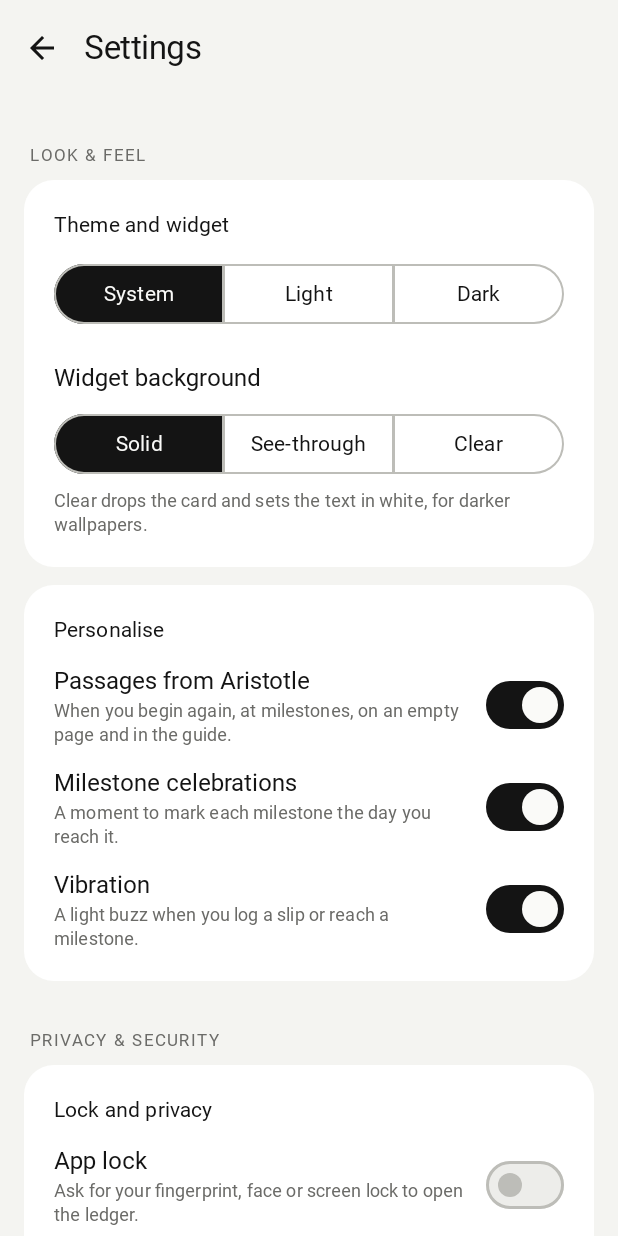
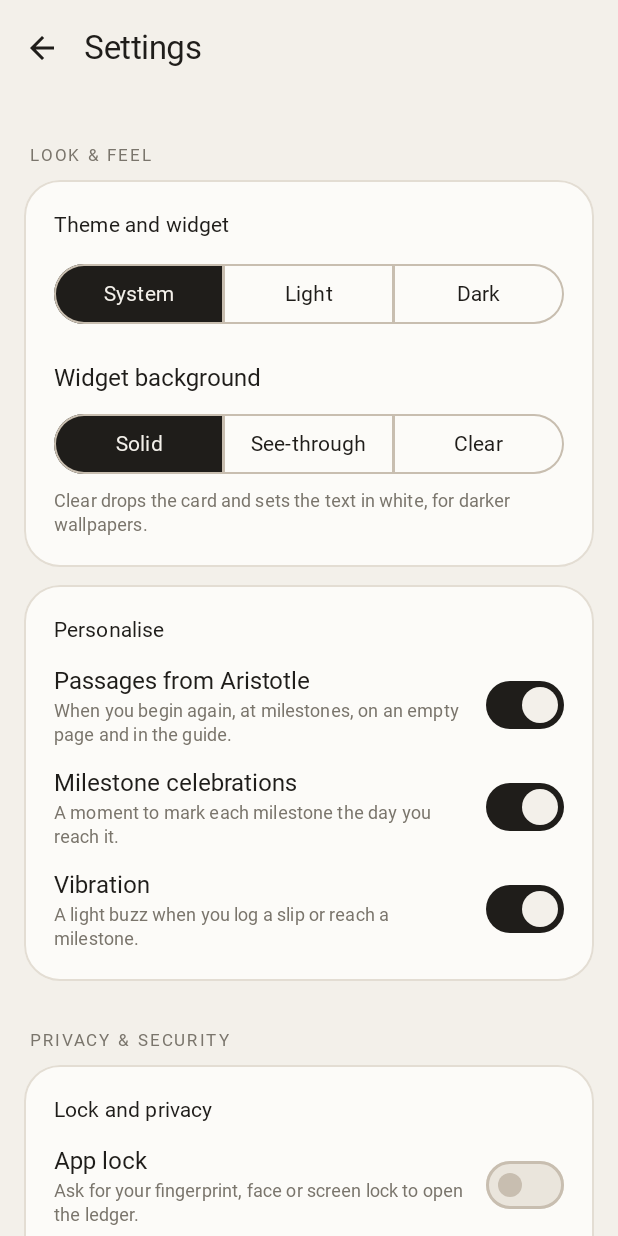
Before and after one commit to admintoolcrate/Stagira, an Android app built with Jetpack Compose: the screen it shows after launch (MainActivity), after a tap on "Settings", on a phone screen of 412 x 824 dp. Run offline under Robolectric (Android 15) with nearby library versions, the phone set to English and light mode, and no system bars; pictures from the network do not load; Roboto replaces fonts that are not available here; 3 statements that could not run were skipped; 2 other taps on this screen came first.

Commit message:
App in the website's colours: warm paper and ink, a muted gold for milestones [skip ci]
- Palette from stagira.toolcrate.cc in light and dark; quote marks in the
  site's mark colour.
- Cards with a hairline edge and 24dp corners; wider-tracked section labels.
- Milestones (home rows, goal page, the celebration) in gold.
- The empty page's headline in EB Garamond with a gold italic turn, like the
  site's hero.
- The year card on the site's dusk gradient, the same in light and dark.
- Widgets use the warm paper and ink.

Co-Authored-By: Claude Opus 5.5 <noreply@anthropic.com>
Claude-Session: https://claude.ai/code/session_01To1yBwK2qjbmJgLNeYtSLA

```diff
--- a/app/src/main/java/com/stagirite/ledger/ui/Components.kt
+++ b/app/src/main/java/com/stagirite/ledger/ui/Components.kt
@@ -1,4 +1,6 @@
 package com.stagirite.ledger.ui
+
+import androidx.compose.foundation.BorderStroke
 
 import androidx.compose.animation.core.Animatable
 import androidx.compose.animation.core.LinearEasing
@@ -121,7 +123,7 @@ fun ThinProgress(progress: Float, modifier: Modifier = Modifier) {
 fun SectionHeading(title: String, modifier: Modifier = Modifier) {
     Text(
         title.uppercase(),
-        style = MaterialTheme.typography.labelSmall.copy(letterSpacing = 1.4.sp),
+        style = MaterialTheme.typography.labelSmall.copy(letterSpacing = 1.8.sp),
         color = MaterialTheme.colorScheme.onSurfaceVariant,
         modifier = modifier
             .padding(start = 4.dp, bottom = 8.dp)
@@ -144,7 +146,7 @@ fun RollingNumber(value: Long, style: TextStyle, modifier: Modifier = Modifier)
     ) { n -> Text("$n", style = style) }
 }
 
-/** A flat, rounded panel that groups related content. */
+/** A soft panel with a hairline edge, like the website's cards, that groups related content. */
 @OptIn(ExperimentalFoundationApi::class)
 @Composable
 fun LedgerCard(
@@ -154,10 +156,11 @@ fun LedgerCard(
     padding: Dp = 20.dp,
     content: @Composable ColumnScope.() -> Unit,
 ) {
-    val shape = RoundedCornerShape(20.dp)
+    val shape = RoundedCornerShape(24.dp)
     val color = MaterialTheme.colorScheme.surfaceContainerLow
+    val edge = BorderStroke(1.dp, MaterialTheme.colorScheme.outlineVariant)
     if (onClick != null && onLongClick != null) {
-        Surface(modifier = modifier.fillMaxWidth(), shape = shape, color = color) {
+        Surface(modifier = modifier.fillMaxWidth(), shape = shape, color = color, border = edge) {
             Column(
                 Modifier
                     .combinedClickable(onClick = onClick, onLongClick = onLongClick)
@@ -166,11 +169,11 @@ fun LedgerCard(
             )
         }
     } else if (onClick != null) {
-        Surface(onClick = onClick, modifier = modifier.fillMaxWidth(), shape = shape, color = color) {
+        Surface(onClick = onClick, modifier = modifier.fillMaxWidth(), shape = shape, color = color, border = edge) {
             Column(Modifier.padding(padding), content = content)
         }
     } else {
-        Surface(modifier = modifier.fillMaxWidth(), shape = shape, color = color) {
+        Surface(modifier = modifier.fillMaxWidth(), shape = shape, color = color, border = edge) {
             Column(Modifier.padding(padding), content = content)
         }
     }
--- a/app/src/main/java/com/stagirite/ledger/ui/LedgerApp.kt
+++ b/app/src/main/java/com/stagirite/ledger/ui/LedgerApp.kt
@@ -620,7 +620,7 @@ private fun MilestoneDialog(goal: Goal, days: Long, onDismiss: () -> Unit) {
         onDismissRequest = onDismiss,
         title = {
             Column {
-                Text(plural(days, "day"), style = MaterialTheme.typography.displaySmall)
+                Text(plural(days, "day"), style = MaterialTheme.typography.displaySmall, color = MaterialTheme.colorScheme.tertiary)
                 Milestones.name(days, goal.currentStart)?.let {
                     Text(it, style = MaterialTheme.typography.labelLarge, color = MaterialTheme.colorScheme.onSurfaceVariant)
                 }
--- a/app/src/main/java/com/stagirite/ledger/ui/Theme.kt
+++ b/app/src/main/java/com/stagirite/ledger/ui/Theme.kt
@@ -24,54 +24,65 @@ import androidx.compose.ui.platform.LocalDensity
 import com.stagirite.ledger.R
 import androidx.compose.ui.unit.sp
 
-// Monochrome: ink on paper, paper on ink. No accent colour.
+// Ink on warm paper, as on the website: a soft, bookish off-white by day and a
+// deep near-black by night, with one quiet accent, a muted gold, kept for
+// milestones and the Aristotle marks.
 private val LightColors = lightColorScheme(
-    primary = Color(0xFF141414),
-    onPrimary = Color(0xFFFAFAF8),
-    primaryContainer = Color(0xFFEDEDEA),
-    onPrimaryContainer = Color(0xFF141414),
-    secondary = Color(0xFF6B6B68),
-    secondaryContainer = Color(0xFFEDEDEA),
-    onSecondaryContainer = Color(0xFF141414),
-    background = Color(0xFFF4F4F1),
-    onBackground = Color(0xFF141414),
-    surface = Color(0xFFF4F4F1),
-    onSurface = Color(0xFF141414),
-    surfaceVariant = Color(0xFFEDEDEA),
-    onSurfaceVariant = Color(0xFF6B6B68),
+    primary = Color(0xFF1F1D1A),
+    onPrimary = Color(0xFFF3F0EA),
+    primaryContainer = Color(0xFFEAE5DC),
+    onPrimaryContainer = Color(0xFF1F1D1A),
+    secondary = Color(0xFF7A756C),
+    secondaryContainer = Color(0xFFEAE5DC),
+    onSecondaryContainer = Color(0xFF1F1D1A),
+    tertiary = Color(0xFFA4814F),
+    onTertiary = Color(0xFFFCFBF8),
+    background = Color(0xFFF3F0EA),
+    onBackground = Color(0xFF1F1D1A),
+    surface = Color(0xFFF3F0EA),
+    onSurface = Color(0xFF1F1D1A),
+    surfaceVariant = Color(0xFFEAE5DC),
+    onSurfaceVariant = Color(0xFF7A756C),
     surfaceContainerLowest = Color(0xFFFFFFFF),
-    surfaceContainerLow = Color(0xFFFFFFFF),
-    surfaceContainer = Color(0xFFF4F4F1),
-    surfaceContainerHigh = Color(0xFFF0F0ED),
-    surfaceContainerHighest = Color(0xFFEDEDEA),
-    outline = Color(0xFFBDBDB8),
-    outlineVariant = Color(0xFFE6E6E2),
+    surfaceContainerLow = Color(0xFFFCFBF8),
+    surfaceContainer = Color(0xFFF3F0EA),
+    surfaceContainerHigh = Color(0xFFEFEBE4),
+    surfaceContainerHighest = Color(0xFFEAE5DC),
+    outline = Color(0xFFC8BEB0),
+    outlineVariant = Color(0xFFE3DDD3),
     error = Color(0xFFB3261E),
 )
 
 private val DarkColors = darkColorScheme(
-    primary = Color(0xFFF2F2F0),
-    onPrimary = Color(0xFF0F0F0F),
-    primaryContainer = Color(0xFF242424),
-    onPrimaryContainer = Color(0xFFF2F2F0),
-    secondary = Color(0xFF9A9A97),
-    secondaryContainer = Color(0xFF242424),
-    onSecondaryContainer = Color(0xFFF2F2F0),
-    background = Color(0xFF0F0F0F),
-    onBackground = Color(0xFFF2F2F0),
-    surface = Color(0xFF0F0F0F),
-    onSurface = Color(0xFFF2F2F0),
-    surfaceVariant = Color(0xFF242424),
-    onSurfaceVariant = Color(0xFF9A9A97),
-    surfaceContainerLowest = Color(0xFF0A0A0A),
-    surfaceContainerLow = Color(0xFF191919),
-    surfaceContainer = Color(0xFF1A1A1A),
-    surfaceContainerHigh = Color(0xFF1F1F1F),
-    surfaceContainerHighest = Color(0xFF242424),
-    outline = Color(0xFF4A4A48),
-    outlineVariant = Color(0xFF262626),
+    primary = Color(0xFFEFEBE4),
+    onPrimary = Color(0xFF121214),
+    primaryContainer = Color(0xFF26252A),
+    onPrimaryContainer = Color(0xFFEFEBE4),
+    secondary = Color(0xFF9C968C),
+    secondaryContainer = Color(0xFF26252A),
+    onSecondaryContainer = Color(0xFFEFEBE4),
+    tertiary = Color(0xFFD0AE74),
+    onTertiary = Color(0xFF121214),
+    background = Color(0xFF121214),
+    onBackground = Color(0xFFEFEBE4),
+    surface = Color(0xFF121214),
+    onSurface = Color(0xFFEFEBE4),
+    surfaceVariant = Color(0xFF26252A),
+    onSurfaceVariant = Color(0xFF9C968C),
+    surfaceContainerLowest = Color(0xFF0C0C0E),
+    surfaceContainerLow = Color(0xFF1C1B1E),
+    surfaceContainer = Color(0xFF18181B),
+    surfaceContainerHigh = Color(0xFF212024),
+    surfaceContainerHighest = Color(0xFF26252A),
+    outline = Color(0xFF57524B),
+    outlineVariant = Color(0xFF2A2826),
     error = Color(0xFFF2B8B5),
 )
+
+/** The website's "dusk" panel: a deep blue-violet into warm brown, for the year card. */
+val DuskGradient = listOf(Color(0xFF2A2B38), Color(0xFF34303A), Color(0xFF43362F))
+val OnDusk = Color(0xFFF2EDE4)
+val DuskGold = Color(0xFFD0AE74)
 
 /** Inter at one weight, picked from its variable weight axis. */
 @OptIn(ExperimentalTextApi::class)
--- a/app/src/main/res/values/colors.xml
+++ b/app/src/main/res/values/colors.xml
@@ -1,4 +1,4 @@
 <resources>
-    <color name="paper">#FFF4F4F1</color>
-    <color name="ink">#FF0F0F0F</color>
+    <color name="paper">#FFF3F0EA</color>
+    <color name="ink">#FF121214</color>
 </resources>
```
Also changed, not shown: app/src/main/java/com/stagirite/ledger/ui/GoalScreens.kt (+15 -2 lines), app/src/main/java/com/stagirite/ledger/ui/YearReviewScreen.kt (+25 -11 lines), app/src/main/java/com/stagirite/ledger/widget/LedgerWidget.kt (+8 -7 lines).
